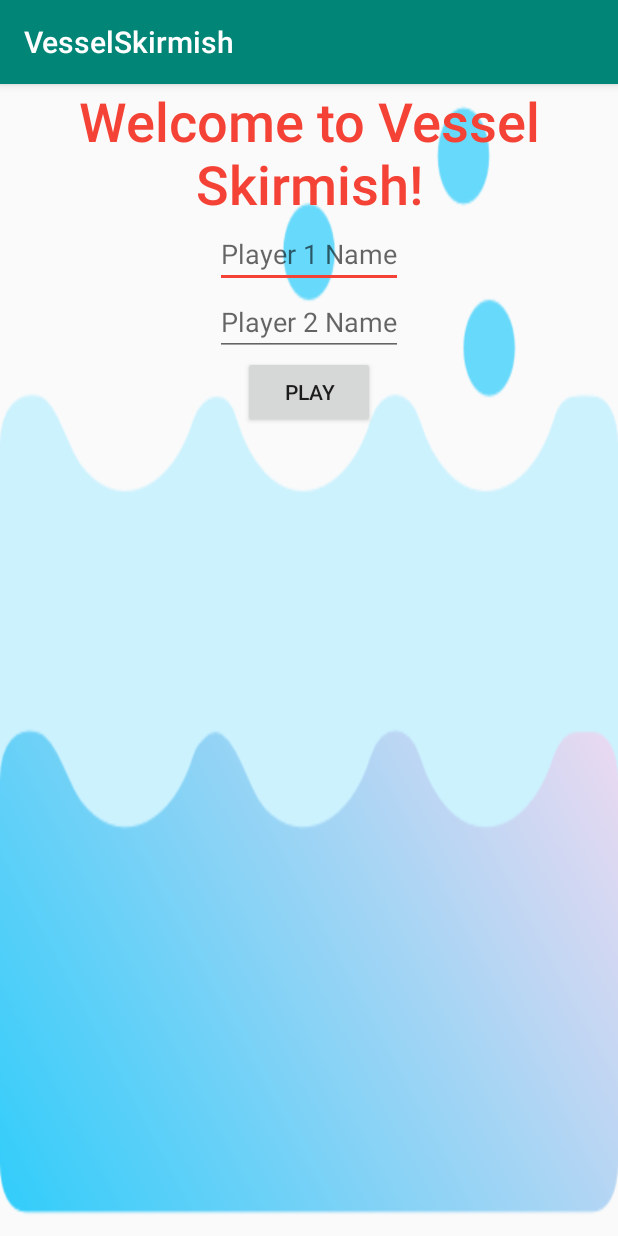
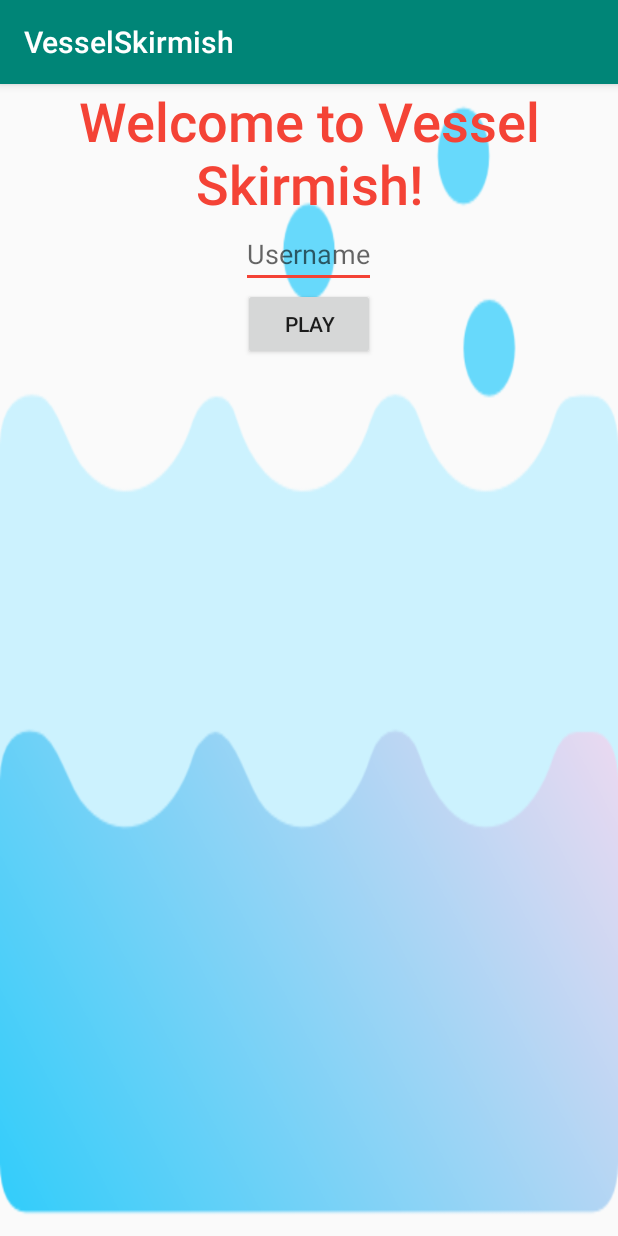
Before and after one commit to jlindsay17/VesselSkirmish, an Android app: the screen it shows after launch (MainActivity), on a phone screen of 412 x 824 dp. Run offline under Robolectric (Android 15) with nearby library versions, the light colour scheme and no system bars; our stand-ins replace AdMob, Firebase (no records; nobody signed in at launch, a user with empty details on screens opened directly).

Commit message:
random commit

```diff
--- a/app/build.gradle
+++ b/app/build.gradle
@@ -23,8 +23,12 @@ dependencies {
     implementation fileTree(dir: 'libs', include: ['*.jar'])
     implementation 'androidx.appcompat:appcompat:1.0.2'
     implementation 'androidx.constraintlayout:constraintlayout:1.1.3'
+    implementation 'com.google.android.gms:play-services-ads:18.3.0'
     testImplementation 'junit:junit:4.12'
     androidTestImplementation 'androidx.test:runner:1.1.1'
     androidTestImplementation 'androidx.test.espresso:espresso-core:3.1.1'
     implementation 'com.google.android.gms:play-services-ads:18.3.0'
+    implementation 'com.google.firebase:firebase-auth:19.2.0'
 }
+
+apply plugin: 'com.android.application'
--- a/app/src/main/AndroidManifest.xml
+++ b/app/src/main/AndroidManifest.xml
@@ -14,7 +14,7 @@
         android:theme="@style/AppTheme">
         <meta-data
             android:name="com.google.android.gms.ads.APPLICATION_ID"
-            android:value="ca-app-pub-3940256099942544~3347511713"/>
+            android:value="ca-app-pub-3940256099942544~3347511713" />
         <activity android:name=".GamePlayActivity"></activity>
         <activity android:name=".GameCustomizationActivity" />
         <activity android:name=".MainActivity">
--- a/app/src/main/java/com/example/vesselskirmish/MainActivity.java
+++ b/app/src/main/java/com/example/vesselskirmish/MainActivity.java
@@ -15,13 +15,23 @@ import com.google.android.gms.ads.AdView;
 import com.google.android.gms.ads.MobileAds;
 import com.google.android.gms.ads.initialization.InitializationStatus;
 import com.google.android.gms.ads.initialization.OnInitializationCompleteListener;
+import com.google.firebase.auth.FirebaseAuth;
 
 public class MainActivity extends AppCompatActivity {
+
+    private FirebaseAuth firebaseAuth;
 
     @Override
     protected void onCreate(Bundle savedInstanceState) {
         super.onCreate(savedInstanceState);
         setContentView(R.layout.activity_main);
+
+        firebaseAuth = FirebaseAuth.getInstance();
+        //not sure
+//        firebaseAuth.getCurrentUser(user);
+//        var user = firebaseAuth.getCurrentUser()
+//        firebaseAuth.getCurrentUser(user);
+
         MobileAds.initialize(this, new OnInitializationCompleteListener() {
             @Override
             public void onInitializationComplete(InitializationStatus initializationStatus) {
@@ -33,16 +43,15 @@ public class MainActivity extends AppCompatActivity {
         mAdView.loadAd(adRequest);
 
         Button playButton = (Button) findViewById(R.id.playButton);
-        final EditText p1EditText = (EditText) findViewById(R.id.player1EditText);
-        final EditText p2EditText = (EditText) findViewById(R.id.player2EditText);
+        final EditText p1EditText = (EditText) findViewById(R.id.usernameEditText);
 
         playButton.setOnClickListener(new View.OnClickListener() {
             @Override
             public void onClick(View v) {
                 String username1 = p1EditText.getText().toString();
-                String username2 = p2EditText.getText().toString();
                 Intent intent = new Intent(MainActivity.this, GameCustomizationActivity.class);
                 intent.putExtra("username1", username1);
+
                 if (username1.length() > 0){
                     startActivity(intent, ActivityOptions.makeSceneTransitionAnimation(MainActivity.this).toBundle());
                 }
--- a/app/src/main/res/layout/activity_main.xml
+++ b/app/src/main/res/layout/activity_main.xml
@@ -20,18 +20,10 @@
         />
 
     <EditText
-        android:id="@+id/player1EditText"
+        android:id="@+id/usernameEditText"
         android:layout_width="wrap_content"
         android:layout_height="wrap_content"
-        android:hint="Player 1 Name"
-        android:layout_gravity= "center"
-        />
-
-    <EditText
-        android:id="@+id/player2EditText"
-        android:layout_width="wrap_content"
-        android:layout_height="wrap_content"
-        android:hint="Player 2 Name"
+        android:hint="Username"
         android:layout_gravity= "center"
         />
 
@@ -46,11 +38,11 @@
     <com.google.android.gms.ads.AdView
         xmlns:ads="http://schemas.android.com/apk/res-auto"
         android:id="@+id/adView"
-        android:layout_width="wrap_content"
+        android:layout_width="match_parent"
         android:layout_height="wrap_content"
         android:layout_centerHorizontal="true"
         android:layout_alignParentBottom="true"
-        android:layout_gravity="bottom"
+        android:layout_gravity="center"
         ads:adSize="BANNER"
         ads:adUnitId="ca-app-pub-3940256099942544/6300978111">
     </com.google.android.gms.ads.AdView>
--- a/build.gradle
+++ b/build.gradle
@@ -8,6 +8,7 @@ buildscript {
     }
     dependencies {
         classpath 'com.android.tools.build:gradle:3.5.0'
+        classpath 'com.google.gms:google-services:4.3.2'
 
         // NOTE: Do not place your application dependencies here; they belong
         // in the individual module build.gradle files
```
Also changed, not shown: app/src/main/java/com/example/vesselskirmish/GameCustomizationActivity.java (+13 -3 lines), app/src/main/java/com/example/vesselskirmish/GamePlayActivity.java (+33 -0 lines), app/src/main/res/layout/activity_game_play.xml (+9 -1 lines), 1 other file.
